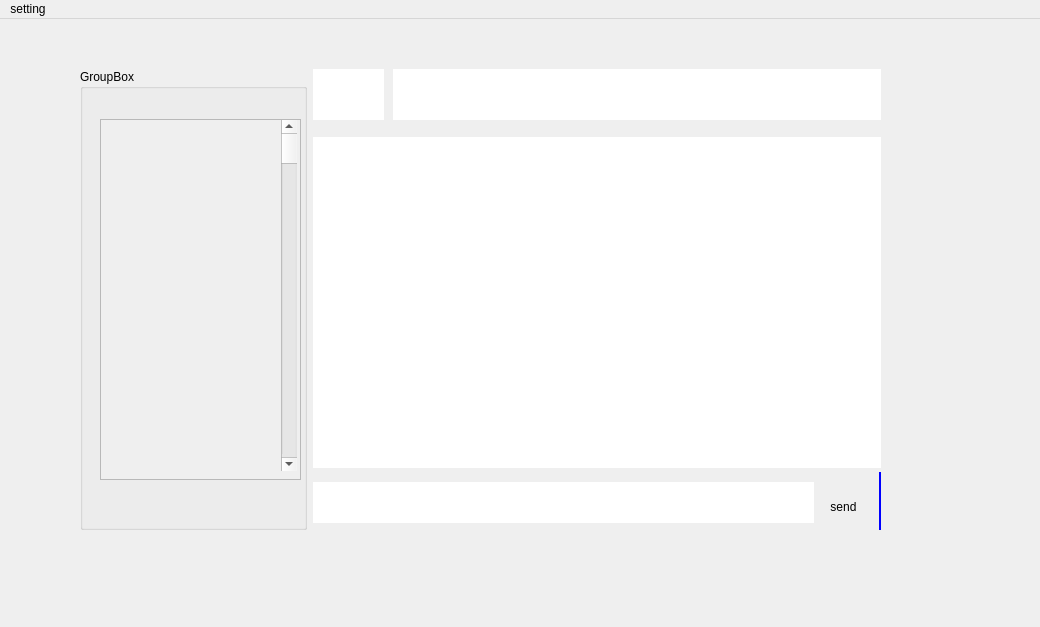
Qt form mainwindow.ui (AP-projects-4001/jan-ghahve) before a commit.
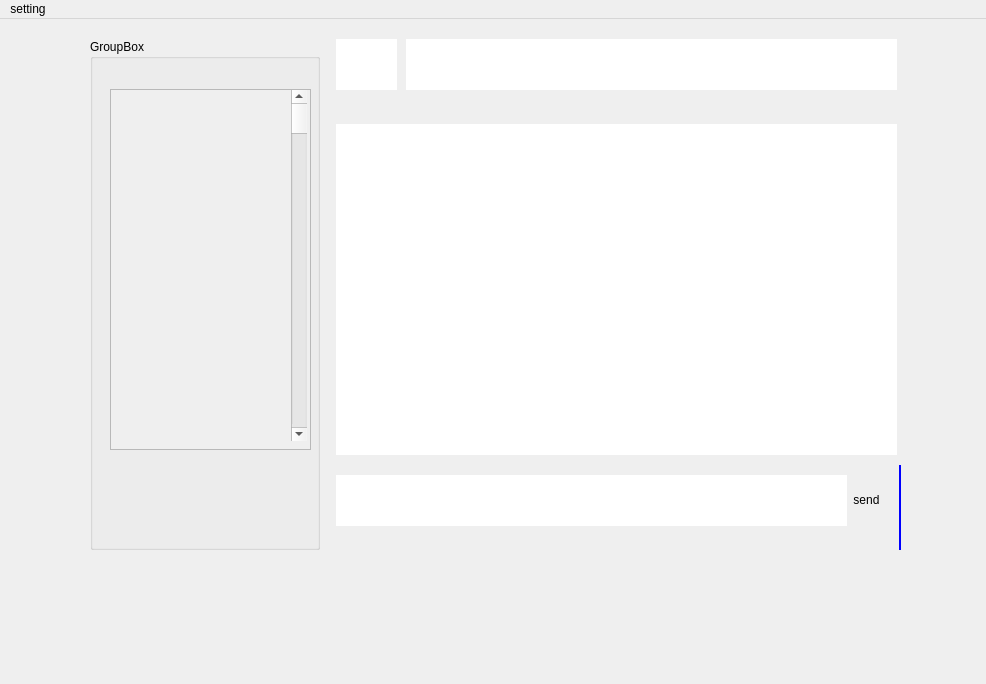
The same form after that commit.

Patch:
```diff
--- a/mainwindow.ui
+++ b/mainwindow.ui
@@ -6,8 +6,8 @@
    <rect>
     <x>0</x>
     <y>0</y>
-    <width>1040</width>
-    <height>627</height>
+    <width>986</width>
+    <height>684</height>
    </rect>
   </property>
   <property name="windowTitle">
@@ -17,10 +17,10 @@
    <widget class="QWidget" name="">
     <property name="geometry">
      <rect>
-      <x>80</x>
-      <y>50</y>
-      <width>801</width>
-      <height>461</height>
+      <x>90</x>
+      <y>20</y>
+      <width>811</width>
+      <height>511</height>
      </rect>
     </property>
     <layout class="QHBoxLayout" name="horizontalLayout_2" stretch="2,5">
@@ -68,7 +68,7 @@
       </widget>
      </item>
      <item>
-      <layout class="QVBoxLayout" name="verticalLayout" stretch="1,6,1">
+      <layout class="QVBoxLayout" name="verticalLayout" stretch="1,4,1">
        <property name="spacing">
         <number>0</number>
        </property>
@@ -93,9 +93,9 @@
          <widget class="QGraphicsView" name="graphicsView">
           <property name="geometry">
            <rect>
-            <x>0</x>
+            <x>10</x>
             <y>0</y>
-            <width>71</width>
+            <width>61</width>
             <height>51</height>
            </rect>
           </property>
@@ -113,10 +113,10 @@
          <widget class="QTextEdit" name="textEdit">
           <property name="geometry">
            <rect>
-            <x>0</x>
-            <y>10</y>
-            <width>571</width>
-            <height>331</height>
+            <x>10</x>
+            <y>-50</y>
+            <width>561</width>
+            <height>381</height>
            </rect>
           </property>
          </widget>
@@ -136,10 +136,10 @@
          <widget class="QPlainTextEdit" name="plainTextEdit">
           <property name="geometry">
            <rect>
-            <x>0</x>
+            <x>10</x>
             <y>10</y>
-            <width>501</width>
-            <height>41</height>
+            <width>511</width>
+            <height>51</height>
            </rect>
           </property>
           <property name="styleSheet">
@@ -149,7 +149,7 @@
          <widget class="QPushButton" name="pushButton">
           <property name="geometry">
            <rect>
-            <x>510</x>
+            <x>520</x>
             <y>20</y>
             <width>41</width>
             <height>29</height>
@@ -174,7 +174,7 @@
     <rect>
      <x>0</x>
      <y>0</y>
-     <width>1040</width>
+     <width>986</width>
      <height>26</height>
     </rect>
    </property>
```
